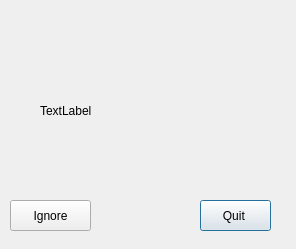
Before: the Qt Designer form GUI/dialog.ui in AudreyFrancisco/SingleLadderQualification, drawn with Qt 5.
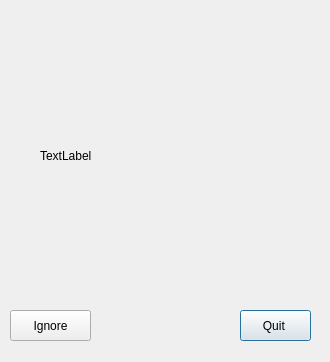
After: the same form once the commit is applied.

Commit message: checking for open activities && if impendance test is done

What changed in the file:
```diff
--- a/GUI/dialog.ui
+++ b/GUI/dialog.ui
@@ -6,8 +6,8 @@
    <rect>
     <x>0</x>
     <y>0</y>
-    <width>296</width>
-    <height>249</height>
+    <width>330</width>
+    <height>362</height>
    </rect>
   </property>
   <property name="windowTitle">
@@ -16,8 +16,8 @@
   <widget class="QPushButton" name="quitex">
    <property name="geometry">
     <rect>
-     <x>200</x>
-     <y>200</y>
+     <x>240</x>
+     <y>310</y>
      <width>71</width>
      <height>31</height>
     </rect>
@@ -30,9 +30,9 @@
    <property name="geometry">
     <rect>
      <x>40</x>
-     <y>50</y>
+     <y>40</y>
      <width>231</width>
-     <height>121</height>
+     <height>231</height>
     </rect>
    </property>
    <property name="text">
@@ -43,7 +43,7 @@
    <property name="geometry">
     <rect>
      <x>10</x>
-     <y>200</y>
+     <y>310</y>
      <width>81</width>
      <height>31</height>
     </rect>
```
The commit also changes 1 other file.
